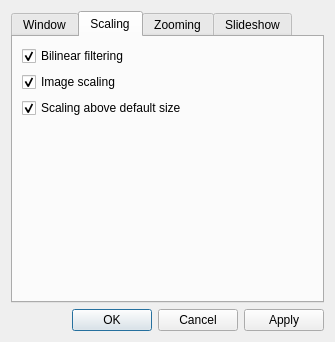
jurplel/qView, file src/qvoptionsdialog.ui: the form before one commit.
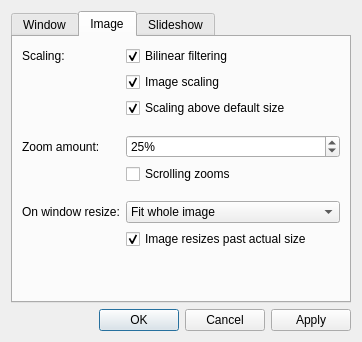
The form after the commit. The open tabs and pages were chosen to show the change.

Commit message: options revamp - also resolved #166 and resolved #149

The edit to the form file:
```diff
--- a/src/qvoptionsdialog.ui
+++ b/src/qvoptionsdialog.ui
@@ -9,7 +9,7 @@
    <rect>
     <x>0</x>
     <y>0</y>
-    <width>335</width>
+    <width>362</width>
     <height>342</height>
    </rect>
   </property>
@@ -154,10 +154,17 @@
      </widget>
      <widget class="QWidget" name="scaling">
       <attribute name="title">
-       <string>Scaling</string>
+       <string>Image</string>
       </attribute>
-      <layout class="QFormLayout" name="formLayout_2">
-       <item row="1" column="0">
+      <layout class="QFormLayout" name="formLayout_4">
+       <item row="0" column="0">
+        <widget class="QLabel" name="label_2">
+         <property name="text">
+          <string>Scaling:</string>
+         </property>
+        </widget>
+       </item>
+       <item row="0" column="1">
         <widget class="QCheckBox" name="filteringCheckbox">
          <property name="toolTip">
           <string>Turn this off to see individual pixels</string>
@@ -170,7 +177,7 @@
          </property>
         </widget>
        </item>
-       <item row="2" column="0">
+       <item row="1" column="1">
         <widget class="QCheckBox" name="scalingCheckbox">
          <property name="toolTip">
           <string>Images appear aliased (having jagged edges) without this, but it is faster</string>
@@ -183,7 +190,7 @@
          </property>
         </widget>
        </item>
-       <item row="3" column="0">
+       <item row="2" column="1">
         <widget class="QCheckBox" name="scalingTwoCheckbox">
          <property name="toolTip">
           <string>Choose whether or not the image continues to be scaled when zooming above the window size (can be laggier with large images)</string>
@@ -196,16 +203,7 @@
          </property>
         </widget>
        </item>
-      </layout>
-     </widget>
-     <widget class="QWidget" name="zoom">
-      <attribute name="title">
-       <string>Zooming</string>
-      </attribute>
-      <layout class="QFormLayout" name="formLayout_4">
-       <item row="0" column="0">
-        <layout class="QHBoxLayout" name="horizontalLayout_3">
-         <item>
+       <item row="4" column="0">
           <widget class="QLabel" name="label_3">
            <property name="toolTip">
             <string>The amount to zoom every scroll wheel click</string>
@@ -215,7 +213,7 @@
            </property>
           </widget>
          </item>
-         <item>
+       <item row="4" column="1">
           <widget class="QSpinBox" name="scaleFactorSpinBox">
            <property name="toolTip">
             <string>The amount to zoom every scroll wheel click</string>
@@ -237,22 +235,7 @@
            </property>
           </widget>
          </item>
-        </layout>
-       </item>
-       <item row="2" column="0">
-        <widget class="QCheckBox" name="pastActualSizeCheckbox">
-         <property name="toolTip">
-          <string>Stop the image from going past its actual size when resizing the window - you can still zoom past it though</string>
-         </property>
-         <property name="text">
-          <string>Image resizes past actual size</string>
-         </property>
-         <property name="checked">
-          <bool>true</bool>
-         </property>
-        </widget>
-       </item>
-       <item row="1" column="0">
+       <item row="5" column="1">
         <widget class="QCheckBox" name="scrollZoomsCheckbox">
          <property name="toolTip">
           <string>Choose whether scrolling zooms or moves the image (alternative can be accessed at any time by holding ctrl/cmd)</string>
@@ -262,19 +245,33 @@
          </property>
         </widget>
        </item>
-       <item row="3" column="0">
-        <layout class="QHBoxLayout" name="horizontalLayout_2">
-         <item>
-          <widget class="QLabel" name="cropModeLabel">
+       <item row="6" column="1">
+        <spacer name="horizontalSpacer">
+         <property name="orientation">
+          <enum>Qt::Horizontal</enum>
+         </property>
+         <property name="sizeHint" stdset="0">
+          <size>
+           <width>40</width>
+           <height>5</height>
+          </size>
+         </property>
+        </spacer>
+       </item>
+       <item row="8" column="1">
+        <widget class="QCheckBox" name="pastActualSizeCheckbox">
            <property name="toolTip">
             <string>Ignores select sides of an image when fitting to window (some sides will extend beyond the window boundaries)</string>
            </property>
            <property name="text">
-            <string>Crop away edges:</string>
+          <string>Image resizes past actual size</string>
+         </property>
+         <property name="checked">
+          <bool>true</bool>
            </property>
           </widget>
          </item>
-         <item>
+       <item row="7" column="1">
           <widget class="QComboBox" name="cropModeComboBox">
            <property name="sizePolicy">
             <sizepolicy hsizetype="Preferred" vsizetype="Preferred">
@@ -287,7 +284,7 @@
            </property>
            <item>
             <property name="text">
-             <string>None</string>
+           <string>Fit whole image</string>
             </property>
            </item>
            <item>
@@ -302,7 +299,28 @@
            </item>
           </widget>
          </item>
-        </layout>
+       <item row="7" column="0">
+        <widget class="QLabel" name="cropModeLabel">
+         <property name="toolTip">
+          <string>Ignores select sides of an image when fitting to window (some sides will extend beyond the window boundaries)</string>
+         </property>
+         <property name="text">
+          <string>On window resize:</string>
+         </property>
+        </widget>
+       </item>
+       <item row="3" column="1">
+        <spacer name="horizontalSpacer_2">
+         <property name="orientation">
+          <enum>Qt::Horizontal</enum>
+         </property>
+         <property name="sizeHint" stdset="0">
+          <size>
+           <width>40</width>
+           <height>5</height>
+          </size>
+         </property>
+        </spacer>
        </item>
       </layout>
      </widget>
```
Left out of the diff: 83 changed lines with no effect on the pictures. Lines whose indentation alone changed are shown as unchanged. The commit also changes 2 other files.
